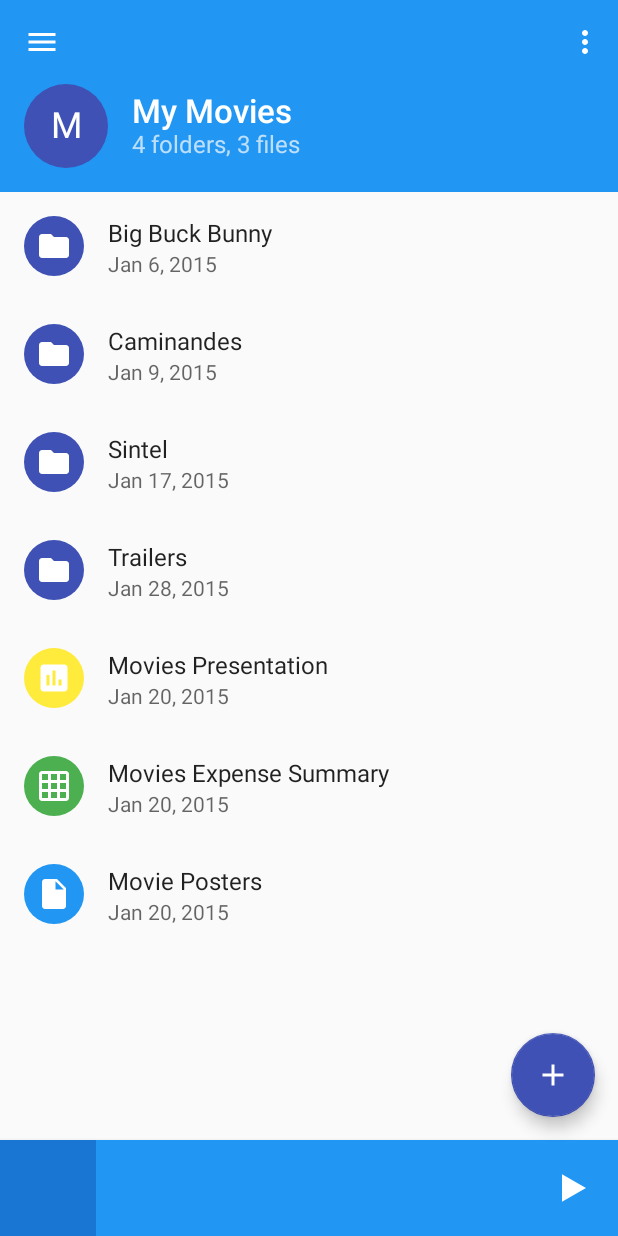
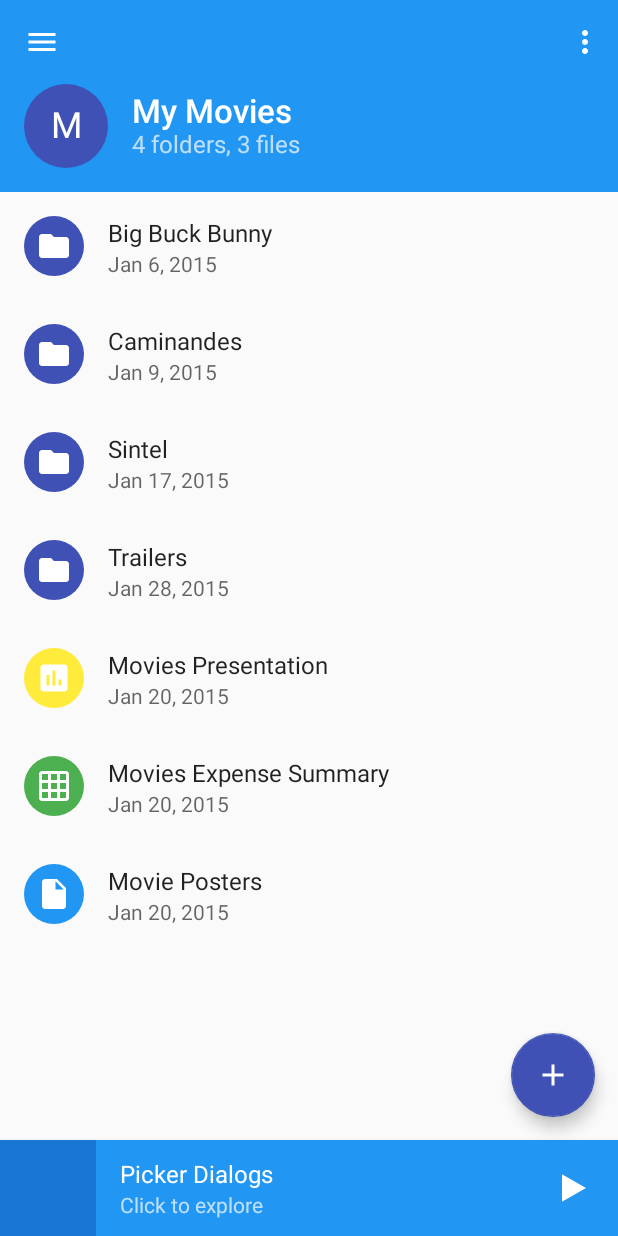
Before and after one commit to taltstidl/AppCompat-Extension-Library, an Android app: the screen it shows after launch (SampleActivity), on a phone screen of 412 x 824 dp. Run offline under Robolectric (Android 15) with nearby library versions, the phone set to English and light mode, and no system bars; our stand-ins replace CircleImageView; pictures from the network do not load; 4 statements that could not run were skipped.

Commit message:
Improve sample

```diff
--- a/app/src/main/java/com/tr4android/appcompatextension/activity/SampleActivity.java
+++ b/app/src/main/java/com/tr4android/appcompatextension/activity/SampleActivity.java
@@ -1,22 +1,15 @@
 package com.tr4android.appcompatextension.activity;
 
-import android.app.Dialog;
-import android.content.DialogInterface;
 import android.content.Intent;
 import android.graphics.Color;
-import android.net.Uri;
 import android.os.Bundle;
 import android.support.design.widget.NavigationView;
 import android.support.design.widget.Snackbar;
-import android.support.v4.app.DialogFragment;
 import android.support.v4.view.GravityCompat;
 import android.support.v4.widget.DrawerLayout;
-import android.support.v7.app.AlertDialog;
-import android.support.v7.app.AppCompatActivity;
 import android.support.v7.widget.LinearLayoutManager;
 import android.support.v7.widget.RecyclerView;
 import android.support.v7.widget.Toolbar;
-import android.view.Menu;
 import android.view.MenuItem;
 import android.view.View;
 import android.widget.ImageView;
@@ -130,13 +123,7 @@ public class SampleActivity extends BaseActivity {
         });
 
         // Setup DatePickerDialog and TimePickerDialog
-        findViewById(R.id.fab_datepicker).setOnClickListener(new View.OnClickListener() {
-            @Override
-            public void onClick(View view) {
-                launchPickerDialogs();
-            }
-        });
-        findViewById(R.id.fab_timepicker).setOnClickListener(new View.OnClickListener() {
+        findViewById(R.id.pickers_detail).setOnClickListener(new View.OnClickListener() {
             @Override
             public void onClick(View view) {
                 launchPickerDialogs();
--- /dev/null
+++ b/app/src/main/res/drawable/ic_fab_edit_black_24dp.xml
@@ -0,0 +1,4 @@
+<?xml version="1.0" encoding="utf-8"?>
+<layer-list xmlns:android="http://schemas.android.com/apk/res/android">
+    <item android:drawable="@drawable/ic_edit_black_24dp" />
+</layer-list>
--- a/app/src/main/res/layout/activity_sample.xml
+++ b/app/src/main/res/layout/activity_sample.xml
@@ -56,6 +56,35 @@
                 android:background="?attr/colorPrimaryDark"
                 android:indeterminate="true" />
 
+            <LinearLayout
+                android:id="@+id/pickers_detail"
+                android:layout_width="match_parent"
+                android:layout_height="64dp"
+                android:layout_marginLeft="64dp"
+                android:layout_marginRight="64dp"
+                android:background="?attr/selectableItemBackground"
+                android:gravity="center_vertical"
+                android:orientation="vertical"
+                android:paddingBottom="8dp"
+                android:paddingLeft="16dp"
+                android:paddingRight="16dp"
+                android:paddingTop="8dp">
+
+                <TextView
+                    android:layout_width="match_parent"
+                    android:layout_height="wrap_content"
+                    android:text="@string/title_activity_picker_dialog"
+                    android:textColor="?android:attr/textColorPrimaryInverse"
+                    android:textSize="16sp" />
+
+                <TextView
+                    android:layout_width="match_parent"
+                    android:layout_height="wrap_content"
+                    android:text="@string/action_pickers"
+                    android:textColor="?android:attr/textColorSecondaryInverse"
+                    android:textSize="14sp" />
+            </LinearLayout>
+
             <ImageView
                 android:id="@+id/controls_imageview"
                 android:layout_width="40dp"
@@ -77,7 +106,7 @@
             android:layout_height="wrap_content"
             android:layout_gravity="end|bottom"
             app:fabMenuCloseIconAngle="135"
-            app:fabMenuCloseIconSrc="@drawable/ic_edit_black_24dp"
+            app:fabMenuCloseIconSrc="@drawable/ic_fab_edit_black_24dp"
             app:fabMenuLabelStyle="@style/label_style_dark">
 
             <android.support.design.widget.FloatingActionButton
@@ -90,22 +119,31 @@
                 app:srcCompat="@drawable/ic_add_black_24dp" />
 
             <android.support.design.widget.FloatingActionButton
-                android:id="@+id/fab_timepicker"
                 android:layout_width="wrap_content"
                 android:layout_height="wrap_content"
-                android:contentDescription="@string/fam_timepicker"
+                android:contentDescription="@string/fam_document"
                 android:tint="@android:color/white"
+                app:backgroundTint="@color/material_blue"
                 app:fabSize="mini"
-                app:srcCompat="@drawable/ic_schedule_black_24dp" />
+                app:srcCompat="@drawable/ic_insert_drive_file_black_24dp" />
 
             <android.support.design.widget.FloatingActionButton
-                android:id="@+id/fab_datepicker"
                 android:layout_width="wrap_content"
                 android:layout_height="wrap_content"
-                android:contentDescription="@string/fam_datepicker"
+                android:contentDescription="@string/fam_spreadsheet"
                 android:tint="@android:color/white"
+                app:backgroundTint="@color/material_green"
                 app:fabSize="mini"
-                app:srcCompat="@drawable/ic_event_black_24dp" />
+                app:srcCompat="@drawable/ic_grid_on_black_24dp" />
+
+            <android.support.design.widget.FloatingActionButton
+                android:layout_width="wrap_content"
+                android:layout_height="wrap_content"
+                android:contentDescription="@string/fam_presentation"
+                android:tint="@android:color/white"
+                app:backgroundTint="@color/material_yellow"
+                app:fabSize="mini"
+                app:srcCompat="@drawable/ic_insert_chart_black_24dp" />
         </com.tr4android.support.extension.widget.FloatingActionMenu>
 
     </android.support.design.widget.CoordinatorLayout>
--- a/app/src/main/res/values/strings.xml
+++ b/app/src/main/res/values/strings.xml
@@ -4,6 +4,7 @@
 
     <string name="action_settings">Settings</string>
     <string name="action_about">About</string>
+    <string name="action_pickers">Click to explore</string>
 
     <!-- Info Dialog -->
     <string name="dialog_title">AppCompat Extension Library</string>
@@ -24,6 +25,9 @@
     <!-- Floating Action Menu items -->
     <string name="fam_datepicker">Date</string>
     <string name="fam_timepicker">Time</string>
+    <string name="fam_presentation">Presentation</string>
+    <string name="fam_spreadsheet">Spreadsheet</string>
+    <string name="fam_document">Text Document</string>
 
     <!-- External link items -->
     <string name="link_pickers">Pickers - Google design guidelines</string>
@@ -36,5 +40,7 @@
     <string name="card_header_subtitle_time_picker">used to select a single time</string>
     <string name="card_button_light">Light</string>
     <string name="card_button_dark">Dark</string>
+
+    <!-- activity titles -->
     <string name="title_activity_picker_dialog">Picker Dialogs</string>
 </resources>
```
Also changed, not shown: 1 other file.
